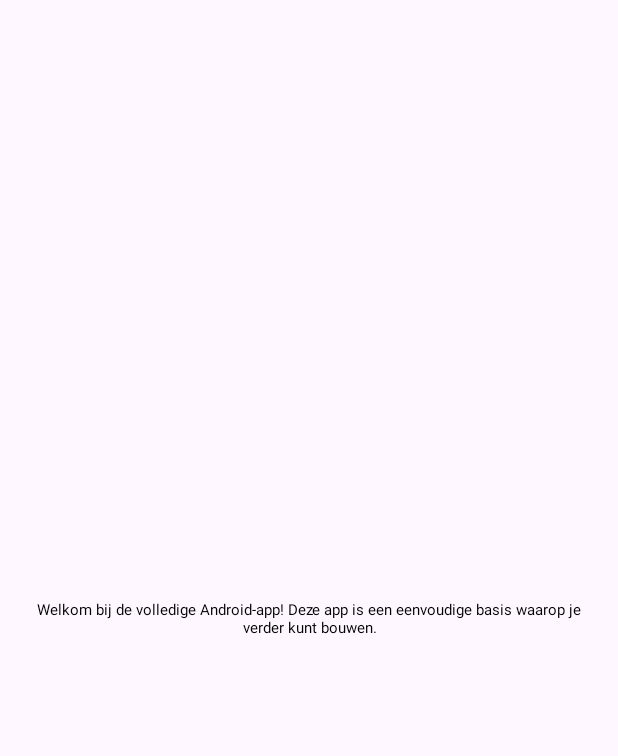
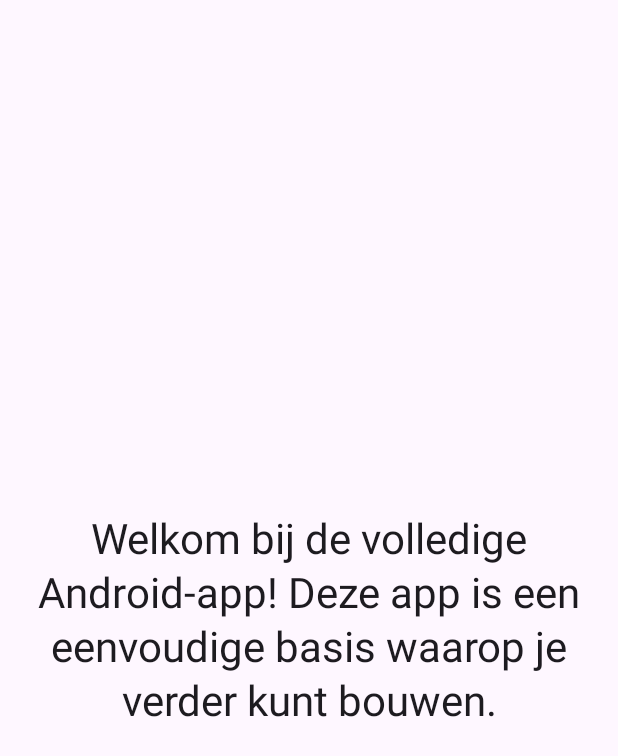
Before and after one commit to IndufinishBriyan/aitest, an Android app: the screen it shows after launch (MainActivity), on a phone screen of 412 x 824 dp. Shown: the top 756 px of the screen. Run offline under Robolectric (Android 15) with nearby library versions, the phone set to English and light mode, and no system bars.

Commit message:
Use Material3 text appearance

```diff
--- a/app/src/main/res/layout/activity_main.xml
+++ b/app/src/main/res/layout/activity_main.xml
@@ -13,7 +13,7 @@
         android:layout_marginStart="24dp"
         android:layout_marginEnd="24dp"
         android:gravity="center"
-        android:textAppearance="@style/TextAppearance.MaterialComponents.HeadlineMedium"
+        android:textAppearance="@style/TextAppearance.Material3.HeadlineMedium"
         app:layout_constraintBottom_toBottomOf="parent"
         app:layout_constraintEnd_toEndOf="parent"
         app:layout_constraintStart_toStartOf="parent"
```
